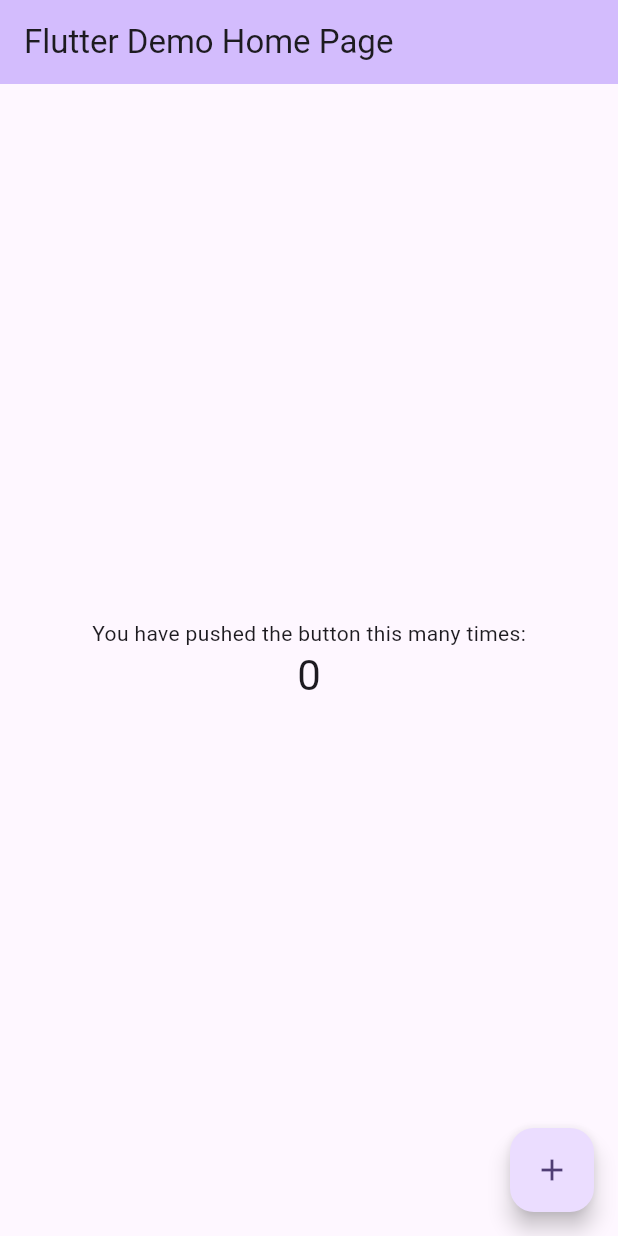
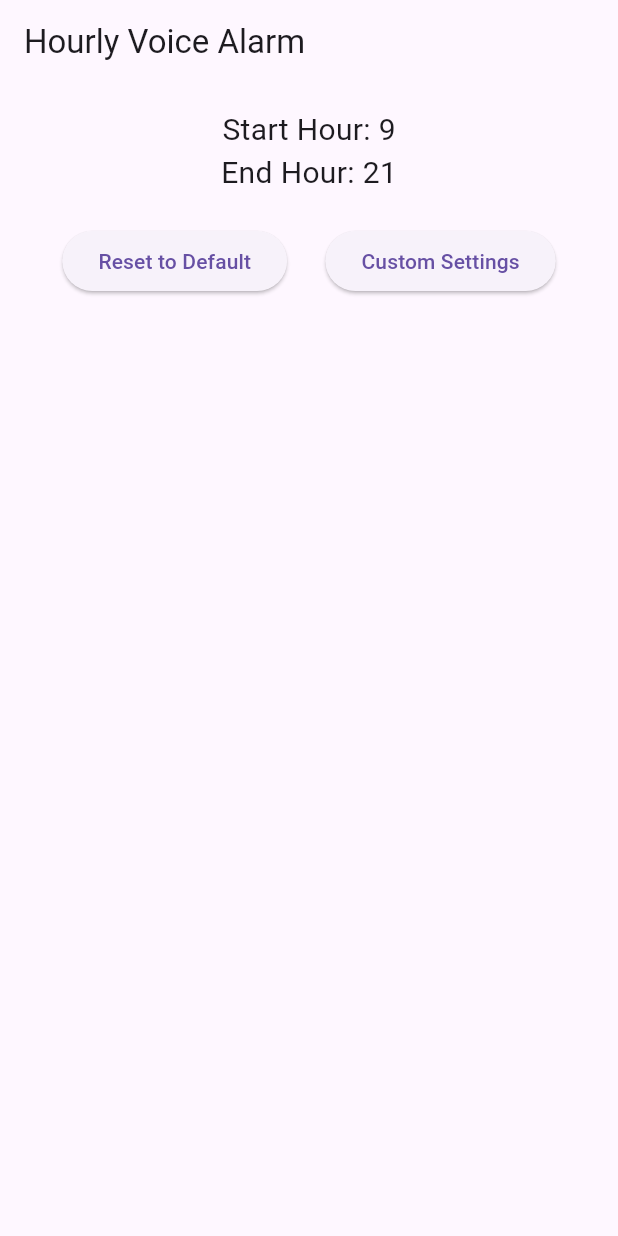
Before and after one commit to vosw1/hourly_voice_alarm, a Flutter app: the screen it shows after launch, on a phone screen of 412 x 824 dp. Run offline on Flutter 3.47's test engine with Material 3 defaults, Android fonts, the phone set to English and light mode, and no system bars; our stand-ins replace flutter_local_notifications, flutter_tts, shared_preferences, timezone; missing offline and left inert: workmanager.

Commit message:
페이지 구현

```diff
--- /dev/null
+++ b/lib/core/notification_service.dart
@@ -0,0 +1,75 @@
+import 'package:flutter_local_notifications/flutter_local_notifications.dart';
+import 'package:timezone/timezone.dart' as tz;
+import 'package:timezone/data/latest_all.dart' as tz;
+import 'package:flutter_tts/flutter_tts.dart'; // 음성 합성 추가
+
+class NotificationService {
+  static final _notifications = FlutterLocalNotificationsPlugin();
+  static final FlutterTts flutterTts = FlutterTts(); // 음성 합성 객체 추가
+
+  // 앱 초기화 시 호출되는 함수
+  static Future<void> init() async {
+    tz.initializeTimeZones();
+
+    const android = AndroidInitializationSettings('@mipmap/ic_launcher');
+    final settings = InitializationSettings(android: android);
+
+    // 알림 클릭 시 호출되는 함수 설정
+    await _notifications.initialize(
+      settings,
+      onDidReceiveNotificationResponse: onSelect, // 여기서 알림 클릭을 처리
+    );
+  }
+
+  // 정해진 시간대에 알림을 예약하는 함수
+  static Future<void> scheduleHourlyAlarms(int startHour, int endHour) async {
+    for (int hour = startHour; hour <= endHour; hour++) {
+      final now = tz.TZDateTime.now(tz.local);
+      final scheduled = tz.TZDateTime.local(
+        now.year,
+        now.month,
+        now.day,
+        hour,
+        0,
+      );
+
+      // 알림을 시간마다 예약
+      await _notifications.zonedSchedule(
+        hour, // id
+        '정시 알림',
+        '$hour시',
+        scheduled,
+        const NotificationDetails(
+          android: AndroidNotificationDetails(
+            'hourly_channel',
+            '정시 알림',
+            importance: Importance.max,
+            priority: Priority.high,
+          ),
+        ),
+        androidAllowWhileIdle: true,
+        uiLocalNotificationDateInterpretation:
+        UILocalNotificationDateInterpretation.absoluteTime,
+        matchDateTimeComponents: DateTimeComponents.time,
+        payload: '$hour', // 알림 클릭 시 payload로 넘길 데이터
+      );
+    }
+  }
+
+  // 알림 클릭 시 호출되는 함수
+  static Future<void> onSelect(NotificationResponse response) async {
+    if (response.payload != null) {
+      int hour = int.parse(response.payload!);
+      await TtsService.speakTime(hour);
+    }
+  }
+}
+
+class TtsService {
+  static final FlutterTts _flutterTts = FlutterTts();
+
+  // 시간에 맞는 음성 알림을 발송하는 함수
+  static Future<void> speakTime(int hour) async {
+    await _flutterTts.speak('$hour 시');
+  }
+}
--- /dev/null
+++ b/lib/core/tts_service.dart
@@ -0,0 +1,9 @@
+import 'package:flutter_tts/flutter_tts.dart';
+
+class TtsService {
+  static final FlutterTts _flutterTts = FlutterTts();
+
+  static Future<void> speakTime(int hour) async {
+    await _flutterTts.speak('$hour 시');
+  }
+}
--- a/lib/main.dart
+++ b/lib/main.dart
@@ -1,122 +1,49 @@
 import 'package:flutter/material.dart';
+import 'package:flutter_local_notifications/flutter_local_notifications.dart';
+import 'package:hourly_voice_alarm/ui/AlarmPage.dart';
+import 'package:shared_preferences/shared_preferences.dart';
+import 'package:timezone/timezone.dart' as tz;
+import 'package:timezone/data/latest_all.dart' as tz;
+import 'package:workmanager/workmanager.dart';
+import 'core/notification_service.dart';
 
-void main() {
+// Background Task 실행을 위한 콜백 디스패처
+void callbackDispatcher() {
+  Workmanager().executeTask((task, inputData) async {
+    final prefs = await SharedPreferences.getInstance();
+    final start = prefs.getInt('startHour') ?? 9; // 기본값 9시
+    final end = prefs.getInt('endHour') ?? 21;  // 기본값 21시
+    await NotificationService.scheduleHourlyAlarms(start, end);
+    return Future.value(true);
+  });
+}
+
+void main() async {
+  WidgetsFlutterBinding.ensureInitialized();
+  tz.initializeTimeZones();
+
+  // NotificationService 초기화
+  await NotificationService.init();
+
+  // Workmanager 초기화 및 작업 등록
+  Workmanager().initialize(callbackDispatcher, isInDebugMode: false);
+  Workmanager().registerPeriodicTask("dailyAlarmTask", "rescheduleAlarms", frequency: const Duration(hours: 12));
+
   runApp(const MyApp());
 }
 
+// MyApp: 기본 앱 UI 설정
 class MyApp extends StatelessWidget {
-  const MyApp({super.key});
+  const MyApp({Key? key}) : super(key: key);
 
-  // This widget is the root of your application.
   @override
   Widget build(BuildContext context) {
     return MaterialApp(
-      title: 'Flutter Demo',
+      title: 'Hourly Voice Alarm',
       theme: ThemeData(
-        // This is the theme of your application.
-        //
-        // TRY THIS: Try running your application with "flutter run". You'll see
-        // the application has a purple toolbar. Then, without quitting the app,
-        // try changing the seedColor in the colorScheme below to Colors.green
-        // and then invoke "hot reload" (save your changes or press the "hot
-        // reload" button in a Flutter-supported IDE, or press "r" if you used
-        // the command line to start the app).
-        //
-        // Notice that the counter didn't reset back to zero; the application
-        // state is not lost during the reload. To reset the state, use hot
-        // restart instead.
-        //
-        // This works for code too, not just values: Most code changes can be
-        // tested with just a hot reload.
-        colorScheme: ColorScheme.fromSeed(seedColor: Colors.deepPurple),
+        primarySwatch: Colors.blue,
       ),
-      home: const MyHomePage(title: 'Flutter Demo Home Page'),
+      home: const AlarmPage(), // AlarmPage로 이동
     );
   }
 }
-
-class MyHomePage extends StatefulWidget {
-  const MyHomePage({super.key, required this.title});
-
-  // This widget is the home page of your application. It is stateful, meaning
-  // that it has a State object (defined below) that contains fields that affect
-  // how it looks.
-
-  // This class is the configuration for the state. It holds the values (in this
-  // case the title) provided by the parent (in this case the App widget) and
-  // used by the build method of the State. Fields in a Widget subclass are
-  // always marked "final".
-
-  final String title;
-
-  @override
-  State<MyHomePage> createState() => _MyHomePageState();
-}
-
-class _MyHomePageState extends State<MyHomePage> {
-  int _counter = 0;
-
-  void _incrementCounter() {
-    setState(() {
-      // This call to setState tells the Flutter framework that something has
-      // changed in this State, which causes it to rerun the build method below
-      // so that the display can reflect the updated values. If we changed
-      // _counter without calling setState(), then the build method would not be
-      // called again, and so nothing would appear to happen.
-      _counter++;
-    });
-  }
-
-  @override
-  Widget build(BuildContext context) {
-    // This method is rerun every time setState is called, for instance as done
-    // by the _incrementCounter method above.
-    //
-    // The Flutter framework has been optimized to make rerunning build methods
-    // fast, so that you can just rebuild anything that needs updating rather
-    // than having to individually change instances of widgets.
-    return Scaffold(
-      appBar: AppBar(
-        // TRY THIS: Try changing the color here to a specific color (to
-        // Colors.amber, perhaps?) and trigger a hot reload to see the AppBar
-        // change color while the other colors stay the same.
-        backgroundColor: Theme.of(context).colorScheme.inversePrimary,
-        // Here we take the value from the MyHomePage object that was created by
-        // the App.build method, and use it to set our appbar title.
-        title: Text(widget.title),
-      ),
-      body: Center(
-        // Center is a layout widget. It takes a single child and positions it
-        // in the middle of the parent.
-        child: Column(
-          // Column is also a layout widget. It takes a list of children and
-          // arranges them vertically. By default, it sizes itself to fit its
-          // children horizontally, and tries to be as tall as its parent.
-          //
-          // Column has various properties to control how it sizes itself and
-          // how it positions its children. Here we use mainAxisAlignment to
-          // center the children vertically; the main axis here is the vertical
-          // axis because Columns are vertical (the cross axis would be
-          // horizontal).
-          //
-          // TRY THIS: Invoke "debug painting" (choose the "Toggle Debug Paint"
-          // action in the IDE, or press "p" in the console), to see the
-          // wireframe for each widget.
-          mainAxisAlignment: MainAxisAlignment.center,
-          children: <Widget>[
-            const Text('You have pushed the button this many times:'),
-            Text(
-              '$_counter',
-              style: Theme.of(context).textTheme.headlineMedium,
-            ),
-          ],
-        ),
-      ),
-      floatingActionButton: FloatingActionButton(
-        onPressed: _incrementCounter,
-        tooltip: 'Increment',
-        child: const Icon(Icons.add),
-      ), // This trailing comma makes auto-formatting nicer for build methods.
-    );
-  }
-}
--- /dev/null
+++ b/lib/ui/AlarmPage.dart
@@ -0,0 +1,74 @@
+import 'package:flutter/material.dart';
+import 'package:shared_preferences/shared_preferences.dart';
+
+class AlarmPage extends StatefulWidget {
+  const AlarmPage({Key? key}) : super(key: key);
+
+  @override
+  _AlarmPageState createState() => _AlarmPageState();
+}
+
+class _AlarmPageState extends State<AlarmPage> {
+  late int startHour;
+  late int endHour;
+
+  @override
+  void initState() {
+    super.initState();
+    _loadPreferences();
+  }
+
+  // SharedPreferences에서 시간 설정값 로드
+  _loadPreferences() async {
+    final prefs = await SharedPreferences.getInstance();
+    setState(() {
+      startHour = prefs.getInt('startHour') ?? 9;
+      endHour = prefs.getInt('endHour') ?? 21;
+    });
+  }
+
+  // 시간 설정을 SharedPreferences에 저장
+  _savePreferences(int start, int end) async {
+    final prefs = await SharedPreferences.getInstance();
+    await prefs.setInt('startHour', start);
+    await prefs.setInt('endHour', end);
+  }
+
+  @override
+  Widget build(BuildContext context) {
+    return Scaffold(
+      appBar: AppBar(title: const Text('Hourly Voice Alarm')),
+      body: Padding(
+        padding: const EdgeInsets.all(16.0),
+        child: Column(
+          children: [
+            Text('Start Hour: $startHour', style: TextStyle(fontSize: 20)),
+            Text('End Hour: $endHour', style: TextStyle(fontSize: 20)),
+            SizedBox(height: 20),
+            Row(
+              mainAxisAlignment: MainAxisAlignment.spaceEvenly,
+              children: [
+                ElevatedButton(
+                  onPressed: () {
+                    setState(() {
+                      startHour = 9;  // 예시로 9시로 설정
+                      endHour = 21;   // 예시로 21시로 설정
+                    });
+                    _savePreferences(startHour, endHour);
+                  },
+                  child: const Text('Reset to Default'),
+                ),
+                ElevatedButton(
+                  onPressed: () {
+                    // startHour, endHour을 사용자가 설정하는 로직을 추가할 수 있습니다
+                  },
+                  child: const Text('Custom Settings'),
+                ),
+              ],
+            ),
+          ],
+        ),
+      ),
+    );
+  }
+}
--- a/pubspec.yaml
+++ b/pubspec.yaml
@@ -30,6 +30,12 @@ environment:
 dependencies:
   flutter:
     sdk: flutter
+  flutter_local_notifications: ^17.0.0
+  flutter_tts: ^3.8.3
+  timezone: ^0.9.2
+  shared_preferences: ^2.2.2
+  workmanager: ^0.5.2
+
 
   # The following adds the Cupertino Icons font to your application.
   # Use with the CupertinoIcons class for iOS style icons.
```
Also changed, not shown: lib/ui/home_page.dart (added, +27 -0 lines), pubspec.lock, 2 other files.
